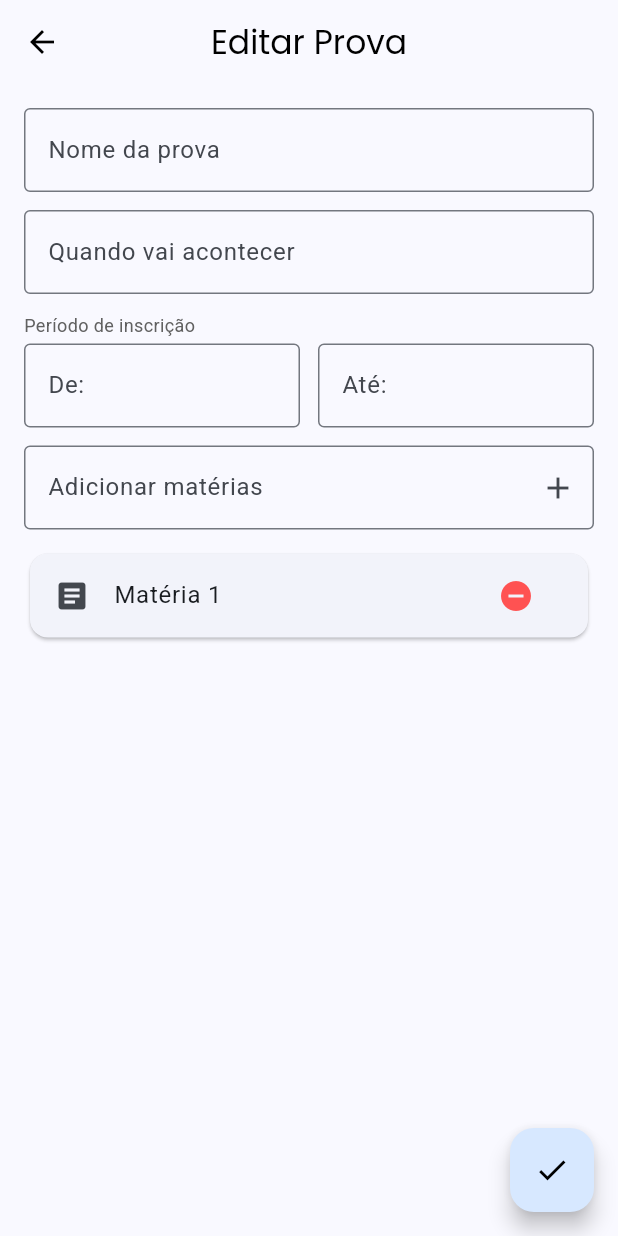
After one commit to edgargavioli/pi5-app-estudo, a Flutter app: the EditProvaPage screen opened by its route, on a phone screen of 412 x 824 dp. The commit adds this screen. Run offline on Flutter 3.47's test engine with Material 3 defaults, Android fonts, the phone set to English and light mode, and no system bars; our stand-ins replace fl_chart, google_fonts, syncfusion_flutter_gauges, table_calendar.

Commit message:
feat: Adiciona tela de editar prova

```diff
--- a/pi5_ms_mobile/lib/main.dart
+++ b/pi5_ms_mobile/lib/main.dart
@@ -6,6 +6,7 @@ import 'package:pi5_ms_mobile/src/shared/theme.dart';
 import 'package:pi5_ms_mobile/src/shared/util.dart';
 import 'package:pi5_ms_mobile/src/presentation/CronogramaPage.dart';
 import 'package:pi5_ms_mobile/src/presentation/DesempenhoPage.dart';
+import 'package:pi5_ms_mobile/src/presentation/provas/EditProvaPage.dart';
 import 'package:flutter_localizations/flutter_localizations.dart';
 
 void main() {
@@ -50,6 +51,7 @@ class _MyAppState extends State<MyApp> {
             '/login': (context) => const LoginPage(),
             '/cronograma': (context) => const CronogramaPage(),
             '/desempenho': (context) => const DesempenhoPage(),
+            '/editprova': (context) => const EditProvaPage(),
           },
           debugShowCheckedModeBanner: false,
         );
--- /dev/null
+++ b/pi5_ms_mobile/lib/src/presentation/provas/EditProvaPage.dart
@@ -0,0 +1,184 @@
+import 'package:flutter/material.dart';
+import 'package:intl/intl.dart';
+
+class EditProvaPage extends StatefulWidget {
+  const EditProvaPage({super.key});
+
+  @override
+  _EditProvaPageState createState() => _EditProvaPageState();
+}
+
+class _EditProvaPageState extends State<EditProvaPage> {
+  final TextEditingController nomeController = TextEditingController();
+  final TextEditingController dataProvaController = TextEditingController();
+  final TextEditingController dataInicioInscricaoController =
+      TextEditingController();
+  final TextEditingController dataFimInscricaoController =
+      TextEditingController();
+  final TextEditingController materiaController = TextEditingController();
+
+  List<String> materias = ['Matéria 1'];
+
+  void adicionarMateria() {
+    if (materiaController.text.isNotEmpty) {
+      setState(() {
+        materias.add(materiaController.text);
+        materiaController.clear();
+      });
+    }
+  }
+
+  void removerMateria(int index) {
+    setState(() {
+      materias.removeAt(index);
+    });
+  }
+
+  Future<void> selecionarData(TextEditingController controller) async {
+    DateTime? data = await showDatePicker(
+      context: context,
+      initialDate: DateTime.now(),
+      firstDate: DateTime(2000),
+      lastDate: DateTime(2100),
+    );
+
+    if (data != null) {
+      final formato = DateFormat('dd/MM/yyyy');
+      controller.text = formato.format(data);
+    }
+  }
+
+  @override
+  Widget build(BuildContext context) {
+    return Scaffold(
+      backgroundColor: const Color(0xFFF9F9FF),
+      appBar: AppBar(
+        backgroundColor: Colors.transparent,
+        elevation: 0,
+        leading: const BackButton(color: Colors.black),
+        title: const Text(
+          'Editar Prova',
+          style: TextStyle(color: Colors.black),
+        ),
+        centerTitle: true,
+      ),
+      body: Padding(
+        padding: const EdgeInsets.all(16.0),
+        child: Column(
+          children: [
+            campoTexto('Nome da prova', nomeController),
+            const SizedBox(height: 12),
+            campoTextoData('Quando vai acontecer', dataProvaController),
+            const SizedBox(height: 12),
+
+            // Período de inscrição com "De: Até:"
+            Align(
+              alignment: Alignment.centerLeft,
+              child: Text(
+                'Período de inscrição',
+                style: TextStyle(fontSize: 12, color: Colors.grey[700]),
+              ),
+            ),
+            const SizedBox(height: 4),
+            Row(
+              children: [
+                Expanded(
+                  child: TextField(
+                    controller: dataInicioInscricaoController,
+                    readOnly: true,
+                    onTap: () => selecionarData(dataInicioInscricaoController),
+                    decoration: const InputDecoration(
+                      labelText: 'De:',
+                      border: OutlineInputBorder(),
+                    ),
+                  ),
+                ),
+                const SizedBox(width: 12),
+                Expanded(
+                  child: TextField(
+                    controller: dataFimInscricaoController,
+                    readOnly: true,
+                    onTap: () => selecionarData(dataFimInscricaoController),
+                    decoration: const InputDecoration(
+                      labelText: 'Até:',
+                      border: OutlineInputBorder(),
+                    ),
+                  ),
+                ),
+              ],
+            ),
+
+            const SizedBox(height: 12),
+
+            TextField(
+              controller: materiaController,
+              decoration: InputDecoration(
+                labelText: 'Adicionar matérias',
+                border: const OutlineInputBorder(),
+                suffixIcon: IconButton(
+                  icon: const Icon(Icons.add),
+                  onPressed: adicionarMateria,
+                ),
+              ),
+            ),
+
+            const SizedBox(height: 12),
+            Expanded(
+              child: ListView.builder(
+                itemCount: materias.length,
+                itemBuilder: (context, index) {
+                  return Card(
+                    child: ListTile(
+                      leading: const Icon(Icons.article),
+                      title: Text(materias[index]),
+                      trailing: IconButton(
+                        icon: const Icon(
+                          Icons.remove_circle,
+                          color: Colors.redAccent,
+                        ),
+                        onPressed: () => removerMateria(index),
+                      ),
+                    ),
+                  );
+                },
+              ),
+            ),
+            Align(
+              alignment: Alignment.bottomRight,
+              child: Padding(
+                padding: const EdgeInsets.only(top: 16.0),
+                child: FloatingActionButton(
+                  backgroundColor: const Color(0xFFD7E8FF),
+                  onPressed: () {},
+                  child: const Icon(Icons.check, color: Colors.black),
+                ),
+              ),
+            ),
+          ],
+        ),
+      ),
+    );
+  }
+
+  Widget campoTexto(String label, TextEditingController controller) {
+    return TextField(
+      controller: controller,
+      decoration: InputDecoration(
+        labelText: label,
+        border: const OutlineInputBorder(),
+      ),
+    );
+  }
+
+  Widget campoTextoData(String label, TextEditingController controller) {
+    return TextField(
+      controller: controller,
+      readOnly: true,
+      onTap: () => selecionarData(controller),
+      decoration: InputDecoration(
+        labelText: label,
+        border: const OutlineInputBorder(),
+      ),
+    );
+  }
+}
```
